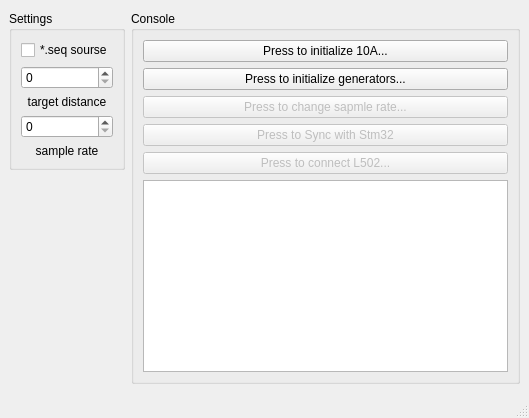
Qt form mainwindow.ui (Azazelloo/L502_Widget_QT_Git) before a commit.
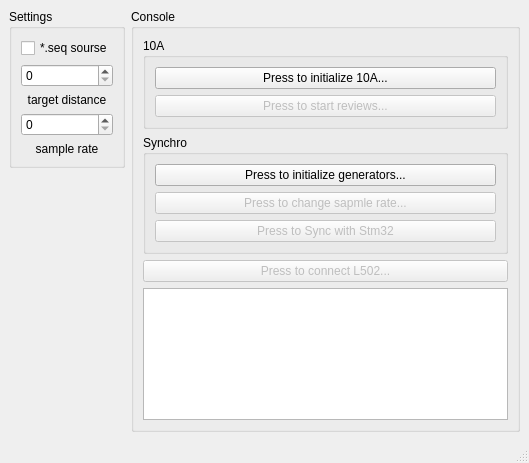
The same form after that commit.

Diff of the .ui file:
```diff
--- a/mainwindow.ui
+++ b/mainwindow.ui
@@ -10,7 +10,7 @@
     <x>0</x>
     <y>0</y>
     <width>529</width>
-    <height>418</height>
+    <height>463</height>
    </rect>
   </property>
   <property name="focusPolicy">
@@ -84,31 +84,43 @@
       <property name="title">
        <string>Console</string>
       </property>
+      <layout class="QVBoxLayout" name="verticalLayout_2">
+       <item>
+        <widget class="QGroupBox" name="groupBox">
+         <property name="title">
+          <string>10A</string>
+         </property>
       <layout class="QGridLayout" name="gridLayout">
-       <item row="8" column="1">
-        <widget class="QTextBrowser" name="textBrowser"/>
-       </item>
-       <item row="7" column="1">
-        <widget class="QPushButton" name="connectL502devices">
+          <item row="0" column="0">
+           <widget class="QPushButton" name="init10A">
          <property name="enabled">
-          <bool>false</bool>
+             <bool>true</bool>
          </property>
          <property name="text">
-          <string>Press to connect L502...</string>
+             <string>Press to initialize 10A...</string>
          </property>
         </widget>
        </item>
-       <item row="6" column="1">
-        <widget class="QPushButton" name="SyncStm32">
+          <item row="1" column="0">
+           <widget class="QPushButton" name="startReviews">
          <property name="enabled">
           <bool>false</bool>
          </property>
          <property name="text">
-          <string>Press to Sync with Stm32</string>
+             <string>Press to start reviews...</string>
          </property>
         </widget>
        </item>
-       <item row="1" column="1">
+         </layout>
+        </widget>
+       </item>
+       <item>
+        <widget class="QGroupBox" name="groupBox_2">
+         <property name="title">
+          <string>Synchro</string>
+         </property>
+         <layout class="QGridLayout" name="gridLayout_2">
+          <item row="0" column="0">
         <widget class="QPushButton" name="initGens">
          <property name="layoutDirection">
           <enum>Qt::LeftToRight</enum>
@@ -124,7 +136,7 @@
          </property>
         </widget>
        </item>
-       <item row="5" column="1">
+          <item row="1" column="0">
         <widget class="QPushButton" name="changeSampleRate">
          <property name="enabled">
           <bool>false</bool>
@@ -134,15 +146,31 @@
          </property>
         </widget>
        </item>
-       <item row="0" column="1">
-        <widget class="QPushButton" name="init10A">
+          <item row="2" column="0">
+           <widget class="QPushButton" name="SyncStm32">
          <property name="enabled">
-          <bool>true</bool>
+             <bool>false</bool>
          </property>
          <property name="text">
-          <string>Press to initialize 10A...</string>
-         </property>
-        </widget>
+             <string>Press to Sync with Stm32</string>
+            </property>
+           </widget>
+          </item>
+         </layout>
+        </widget>
+       </item>
+       <item>
+        <widget class="QPushButton" name="connectL502devices">
+         <property name="enabled">
+          <bool>false</bool>
+         </property>
+         <property name="text">
+          <string>Press to connect L502...</string>
+         </property>
+        </widget>
+       </item>
+       <item>
+        <widget class="QTextBrowser" name="textBrowser"/>
        </item>
       </layout>
      </widget>
```
Lines whose indentation alone changed are shown as unchanged.
